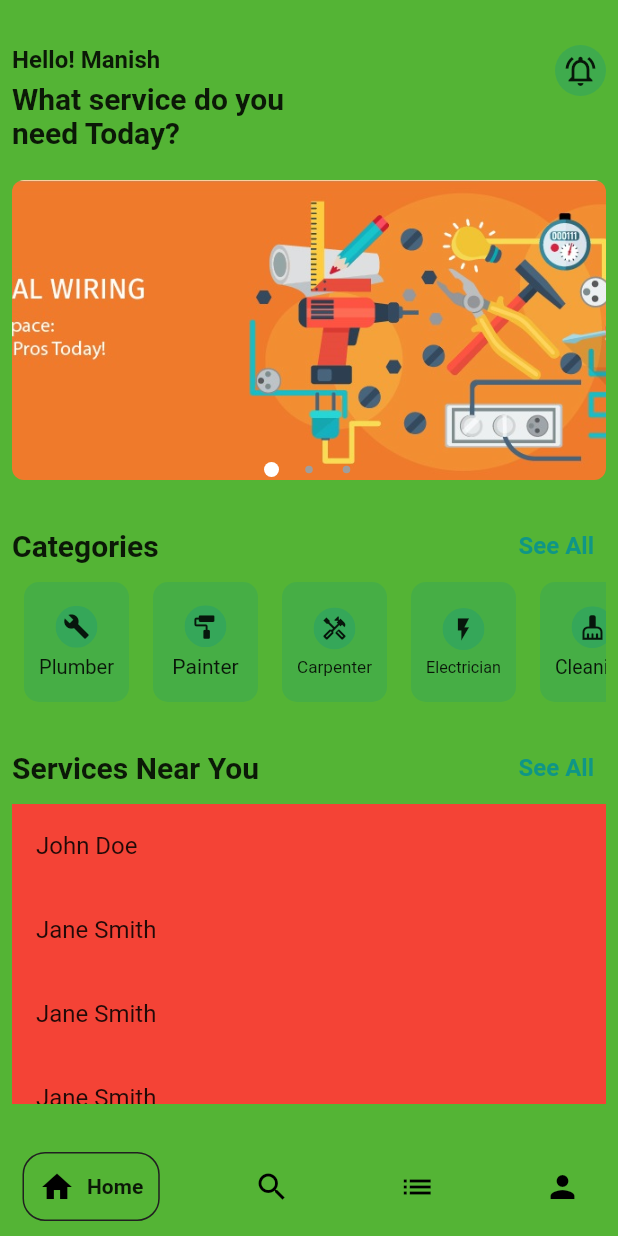
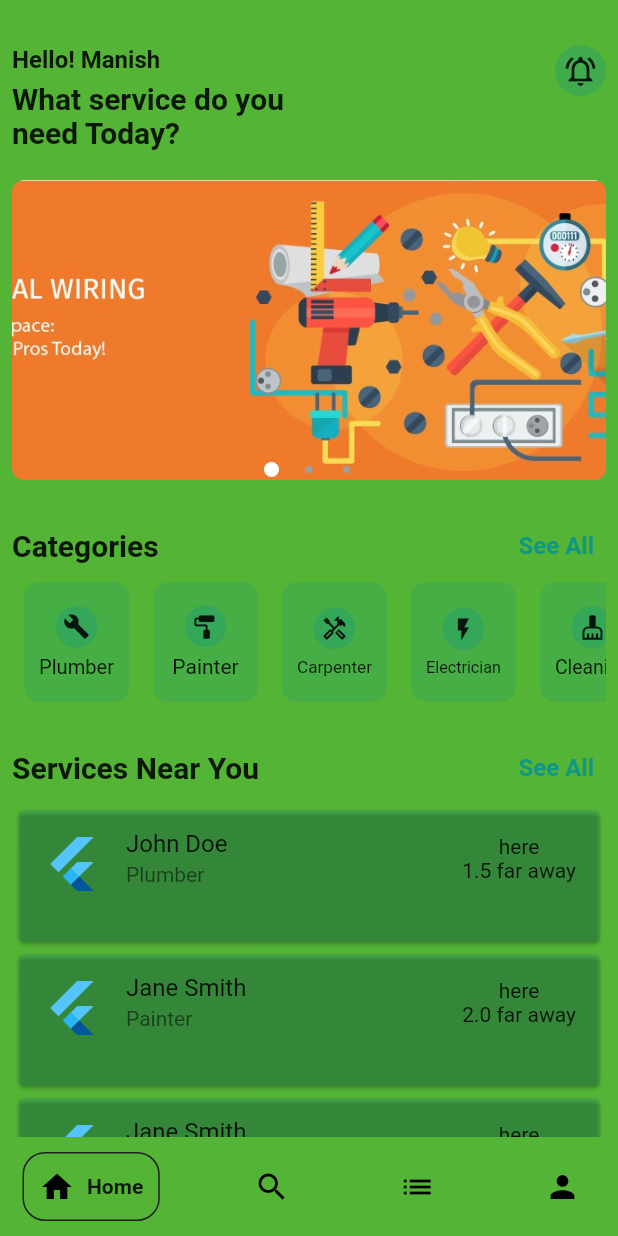
Before and after one commit to Gurung-Manish/HandyMan-Mobile, a Flutter app: the screen it shows after launch, on a phone screen of 412 x 824 dp. Run offline on Flutter 3.47's test engine with Material 2 defaults, Android fonts, the light colour scheme and no system bars; drawn by our look-alikes of google_nav_bar; our stand-ins replace another_carousel_pro, bloc, flutter_bloc, freezed_annotation, go_router.

Commit message:
making list view home

```diff
--- a/lib/features/home/presentation/widgets/main_home_screen.dart
+++ b/lib/features/home/presentation/widgets/main_home_screen.dart
@@ -22,39 +22,37 @@ class HomeScreen extends StatelessWidget {
       {
         'name': 'John Doe',
         'profession': 'Plumber',
-        'distance': '1.5 km away',
+        'distance': '1.5',
         'rating': 4.7,
       },
       {
         'name': 'Jane Smith',
         'profession': 'Painter',
-        'distance': '2.0 km away',
+        'distance': '2.0',
         'rating': 4.9,
       },
       {
         'name': 'Jane Smith',
         'profession': 'Painter',
-        'distance': '2.0 km away',
+        'distance': '2.0',
         'rating': 4.9,
       },
       {
         'name': 'Jane Smith',
         'profession': 'Painter',
-        'distance': '2.0 km away',
+        'distance': '2.0',
         'rating': 4.9,
       },
       {
         'name': 'Jane Smith',
         'profession': 'Painter',
-        'distance': '2.0 km away',
+        'distance': '2.0',
         'rating': 4.9,
       },
       // Add more service providers as needed
     ];
 
-    return ListView(
-      children: [
-        Padding(
+    return Padding(
       padding: const EdgeInsets.only(top: 30, left: 8, right: 8),
       child: Column(
         children: [
@@ -67,8 +65,7 @@ class HomeScreen extends StatelessWidget {
                 children: [
                   Text(
                     "Hello! Manish",
-                        style: TextStyle(
-                            fontSize: 16, fontWeight: FontWeight.bold),
+                    style: TextStyle(fontSize: 16, fontWeight: FontWeight.bold),
                   ),
                   SizedBox(
                     height: 5,
@@ -76,18 +73,15 @@ class HomeScreen extends StatelessWidget {
                   Text(
                     "What service do you\nneed Today?",
                     maxLines: 2,
-                        style: TextStyle(
-                            fontSize: 20, fontWeight: FontWeight.bold),
+                    style: TextStyle(fontSize: 20, fontWeight: FontWeight.bold),
                   ),
                 ],
               ),
               ClipRRect(
                 borderRadius: BorderRadius.circular(25),
                 child: Container(
-                        color: Theme.of(context)
-                            .colorScheme
-                            .primary
-                            .withOpacity(0.3),
+                    color:
+                        Theme.of(context).colorScheme.primary.withOpacity(0.3),
                     padding: const EdgeInsets.all(5),
                     child: const Icon(
                       Icons.notifications_on_outlined,
@@ -132,8 +126,7 @@ class HomeScreen extends StatelessWidget {
                 onPressed: () {},
                 child: const Text(
                   "See All",
-                      style:
-                          TextStyle(fontSize: 16, fontWeight: FontWeight.bold),
+                  style: TextStyle(fontSize: 16, fontWeight: FontWeight.bold),
                 ),
               )
             ],
@@ -202,29 +195,36 @@ class HomeScreen extends StatelessWidget {
                 onPressed: () {},
                 child: const Text(
                   "See All",
-                      style:
-                          TextStyle(fontSize: 16, fontWeight: FontWeight.bold),
+                  style: TextStyle(fontSize: 16, fontWeight: FontWeight.bold),
                 ),
               )
             ],
           ),
-              Container(
-                height: 200,
-                width: double.infinity,
-                color: Colors.red,
+          Expanded(
             child: ListView.builder(
               itemCount: serviceProviders.length,
               itemBuilder: (context, index) {
                 final serviceProvider = serviceProviders[index];
-                      return ListTile(
+                return Card(
+                  color: Theme.of(context).colorScheme.primary.withOpacity(0.2),
+                  child: ListTile(
+                    leading: FlutterLogo(size: 40.0),
                     title: Text(serviceProvider['name']),
+                    subtitle: Text(serviceProvider['profession']),
+                    trailing: Column(
+                      children: [
+                        Text("here"),
+                        Text(serviceProvider['distance'] + " far away")
+                      ],
+                    ),
+                    isThreeLine: true,
+                  ),
                 );
-                    }),
+              },
+            ),
           )
         ],
       ),
-        ),
-      ],
     );
   }
 }
```
Lines whose indentation alone changed are shown as unchanged.
